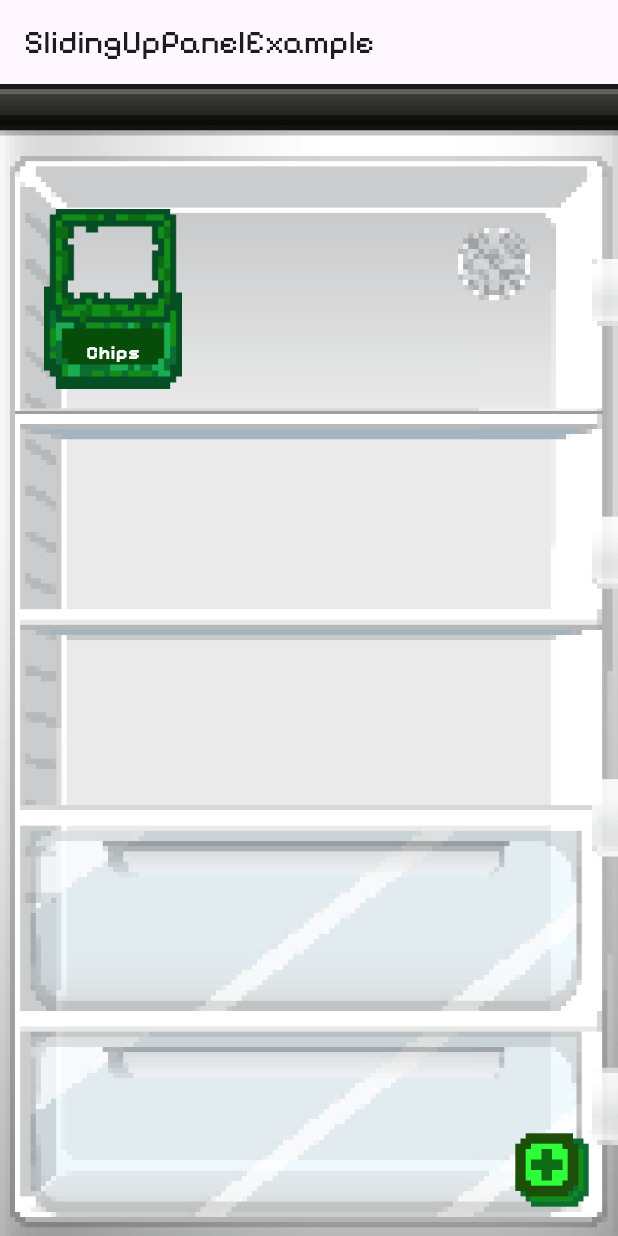
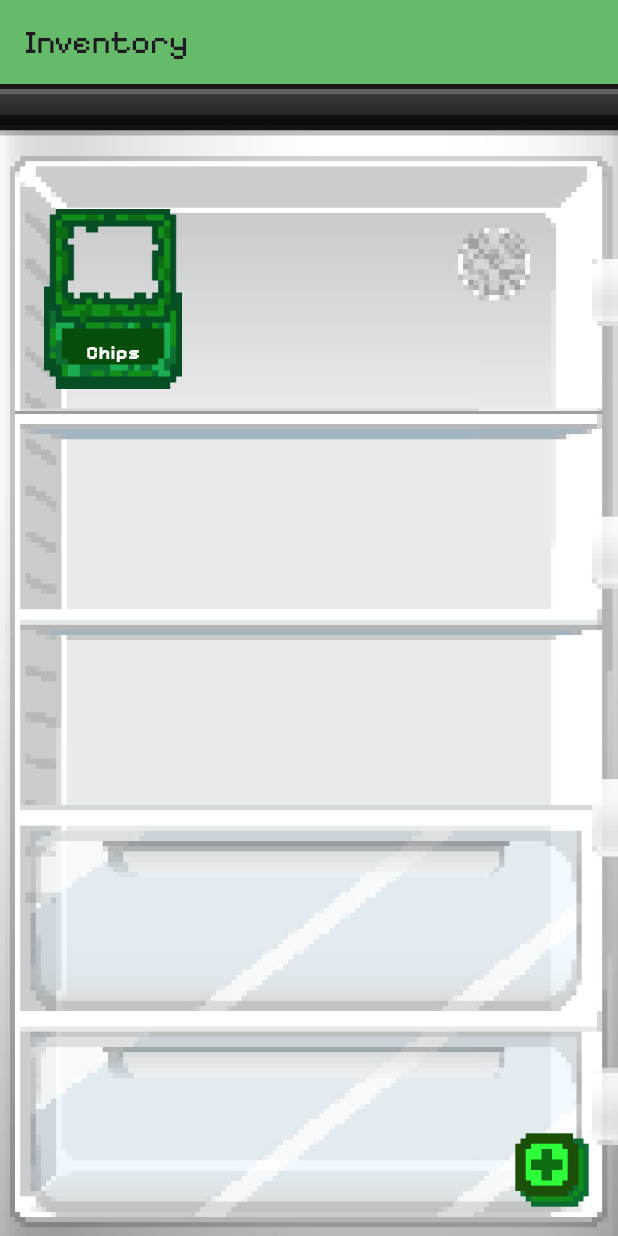
Before and after one commit to davidshxm/hack_the_north2024, a Flutter app: the screen it shows after launch, on a phone screen of 412 x 824 dp. Run offline on Flutter 3.47's test engine with Material 3 defaults, Android fonts, the phone set to English and light mode, and no system bars; drawn by our look-alikes of sliding_up_panel; our stand-ins replace image_picker; missing offline and left inert: google_mlkit_text_recognition.

Commit message:
pushed that

```diff
--- a/lib/byte.dart
+++ b/lib/byte.dart
@@ -93,6 +93,7 @@ class Product {
   String label;
   String name;
   String description;
+  String imagePath;
   List<Nutrient> nutrients;
   List<Ingredient> ingredients;
 
@@ -100,6 +101,7 @@ class Product {
     required this.label,
     required this.name,
     required this.description,
+    required this.imagePath,
     required this.nutrients,
     required this.ingredients,
   });
@@ -110,6 +112,7 @@ class Product {
       label: json['label'],
       name: json['name'],
       description: json['description'],
+      imagePath: json['imagePath'],
       nutrients: List<Nutrient>.from(json['nutrients'].map((x) => Nutrient.fromJson(x))),
       ingredients: List<Ingredient>.from(json['ingredients'].map((x) => Ingredient.fromJson(x))),
     );
@@ -121,6 +124,7 @@ class Product {
       'label': label,
       'name': name,
       'description': description,
+      'imagePath': imagePath,
       'nutrients': nutrients.map((x) => x.toJson()).toList(),
       'ingredients': ingredients.map((x) => x.toJson()).toList(),
     };
--- a/lib/camera.dart
+++ b/lib/camera.dart
@@ -104,10 +104,11 @@ class _CameraState extends State<Camera> {
   late ImagePicker imagePicker;
   Meta meta = Meta(label: "", name: "", description: "");
   Product product =
-      Product(label: "", name: "", description: "", nutrients: [], ingredients: []);
+      Product(label: "", name: "", description: "", imagePath: "", nutrients: [], ingredients: []);
   String recognizedText = "";
   String recognizedNutrientText = "";
   String recognizedIngredientText = "";
+  String firstImagePath = "";
 
   List<String?> pickedImagePaths =
       List.filled(3, null); // Store images for each step
@@ -158,6 +159,7 @@ class _CameraState extends State<Camera> {
           Meta m = await createMeta(recognizedText);
           setState(() {
             meta = m;
+            firstImagePath = pickedImage.path;
           });
           break;
         case 1:
@@ -174,6 +176,7 @@ class _CameraState extends State<Camera> {
               label: meta.label,
               name: meta.name,
               description: meta.description,
+              imagePath: pickedImage.path,
               nutrients: results[0] as List<Nutrient>,
               ingredients: results[1] as List<Ingredient>);
           setState(() {
--- a/lib/inventory.dart
+++ b/lib/inventory.dart
@@ -72,7 +72,8 @@ class _InventoryPage extends State<Inventory> {
 
     return Scaffold(
       appBar: AppBar(
-        title: Text("SlidingUpPanelExample"),
+        title: Text("Inventory"),
+        backgroundColor: Colors.green[400],
       ),
       body: SlidingUpPanel(
         controller: _pc,
@@ -87,13 +88,27 @@ class _InventoryPage extends State<Inventory> {
           child: Column(
             children: [
               // Product name button
-              Container(
-                child: Text(product['name'] ?? ""),
+              SizedBox(
+                height: 20,
               ),
+              Padding(
+                padding: const EdgeInsets.fromLTRB(20, 0, 20, 0),
+                child: Container(
+                width: double.infinity,
+                child: Text(product['name'] ?? "",
+                    style: TextStyle(fontWeight: FontWeight.bold,
+                      fontSize: 20,)),
+                    ),),
               // Product description button
-              Container(
-                child: Text(product['description'] ?? ""),
+              Padding(
+                padding: const EdgeInsets.fromLTRB(20, 0, 20, 0),
+                child: Container(
+                child: Text(product['description'] ?? "",
+                    style: TextStyle(fontWeight: FontWeight.bold,
+                      fontSize: 15,)),
               ),
+              ),
+
               if (product['nutrients'] != null &&
                   product['nutrients'].isNotEmpty)
                   DropdownButton<String>(
```
Also changed, not shown: lib/inventory_manager.dart (+11 -0 lines).
